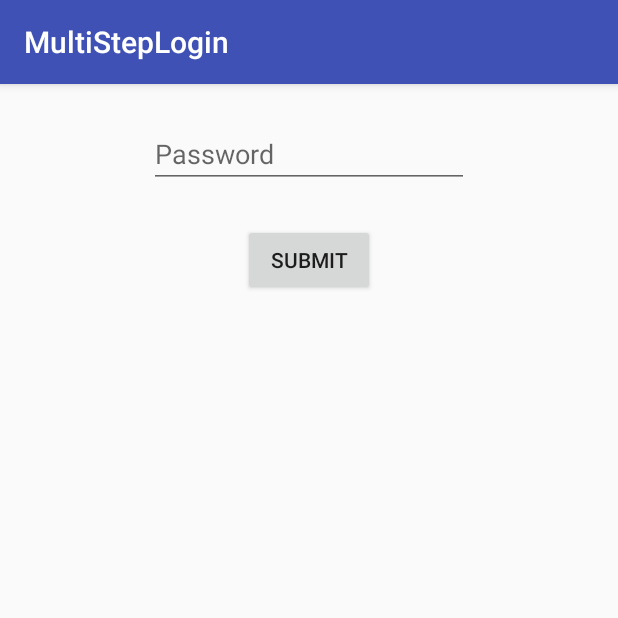
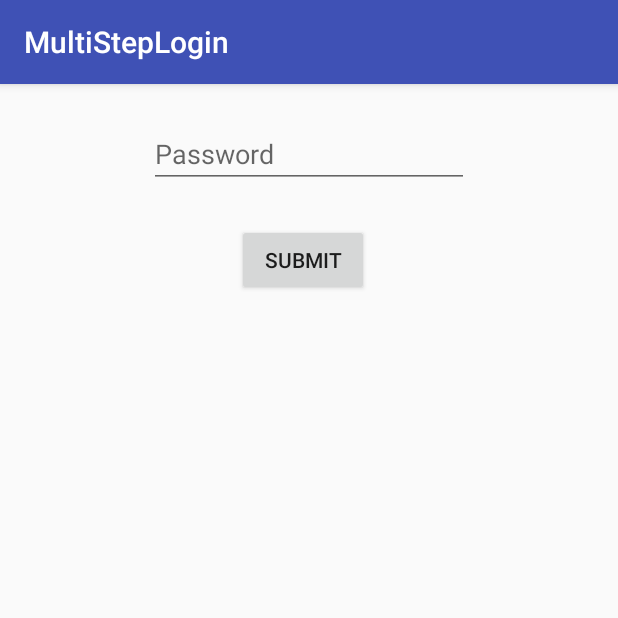
Before and after one commit to dlarsonks/Autofill-MultiStepLogin, an Android app: the fragment PasswordFragment placed in its activity, on a phone screen of 412 x 824 dp, the top half of it. Run offline under Robolectric (Android 15) with nearby library versions, the light colour scheme and no system bars; 2 statements that could not run were skipped.

Commit message:
Remove the confirmation edit text when not used and update the constraints on the button

```diff
--- a/app/src/main/java/com/test/autofill/multisteplogin/password/PasswordFragment.kt
+++ b/app/src/main/java/com/test/autofill/multisteplogin/password/PasswordFragment.kt
@@ -2,6 +2,7 @@ package com.test.autofill.multisteplogin.password
 
 import android.content.Context
 import android.os.Bundle
+import android.support.constraint.ConstraintLayout
 import android.support.v4.app.Fragment
 import android.util.Log
 import android.view.LayoutInflater
@@ -14,6 +15,7 @@ import com.test.autofill.BuildConfig.DEBUG
 import com.test.autofill.R
 import com.test.autofill.multisteplogin.StringUtils
 import com.test.autofill.multisteplogin.notNull
+import android.support.constraint.ConstraintSet
 
 /**
  * Created by dlarson on 10/27/17.
@@ -25,6 +27,9 @@ class PasswordFragment : Fragment() {
     private lateinit var passwordEnteredCallback: PasswordEnteredCallback
     private var numberOfPasswordFields: Int = 1
 
+    private lateinit var constraintLayout: ConstraintLayout
+
+    private lateinit var button: Button
     private lateinit var passwordEditText: EditText
     private lateinit var confirmPasswordEditText: EditText
 
@@ -52,15 +57,27 @@ class PasswordFragment : Fragment() {
         mainView = inflater.inflate(R.layout.password_layout, container, false)
 
         mainView.notNull {
-            mainView.findViewById<Button>(R.id.submitButton).setOnClickListener {
+            constraintLayout = mainView.findViewById<ConstraintLayout>(R.id.passwordLayout)
+            button = mainView.findViewById<Button>(R.id.submitButton)
+            passwordEditText = mainView.findViewById(R.id.passwordEditText)
+            confirmPasswordEditText = mainView.findViewById(R.id.confirmPasswordEditText)
+
+            button.setOnClickListener {
                 submitClicked()
             }
 
-            passwordEditText = mainView.findViewById(R.id.passwordEditText)
-            confirmPasswordEditText = mainView.findViewById(R.id.confirmPasswordEditText)
+            when (numberOfPasswordFields) {
+                1 -> {
+                    val constraintSet = ConstraintSet()
+                    constraintSet.clone(constraintLayout)
 
-            when (numberOfPasswordFields) {
-                1 -> confirmPasswordEditText.visibility = View.GONE
+                    constraintSet.connect(button.getId(), ConstraintSet.START, passwordEditText.getId(), ConstraintSet.START);
+                    constraintSet.connect(button.getId(), ConstraintSet.END, passwordEditText.getId(), ConstraintSet.END);
+                    constraintSet.connect(button.getId(), ConstraintSet.TOP, passwordEditText.getId(), ConstraintSet.BOTTOM);
+                    constraintSet.applyTo(constraintLayout);
+
+                    (confirmPasswordEditText.parent as ViewGroup).removeView(confirmPasswordEditText)
+                }
                 2 -> confirmPasswordEditText.visibility = View.VISIBLE
             }
         }
--- a/app/src/main/res/layout/password_layout.xml
+++ b/app/src/main/res/layout/password_layout.xml
@@ -1,8 +1,10 @@
 <?xml version="1.0" encoding="utf-8"?>
 <android.support.constraint.ConstraintLayout
     xmlns:android="http://schemas.android.com/apk/res/android"
-    xmlns:app="http://schemas.android.com/apk/res-auto" xmlns:tools="http://schemas.android.com/tools" android:layout_width="match_parent"
-    android:layout_height="match_parent">
+    xmlns:app="http://schemas.android.com/apk/res-auto" xmlns:tools="http://schemas.android.com/tools"
+    android:layout_width="match_parent"
+    android:layout_height="match_parent"
+    android:id="@+id/passwordLayout">
 
     <EditText
         android:id="@+id/passwordEditText"
```
